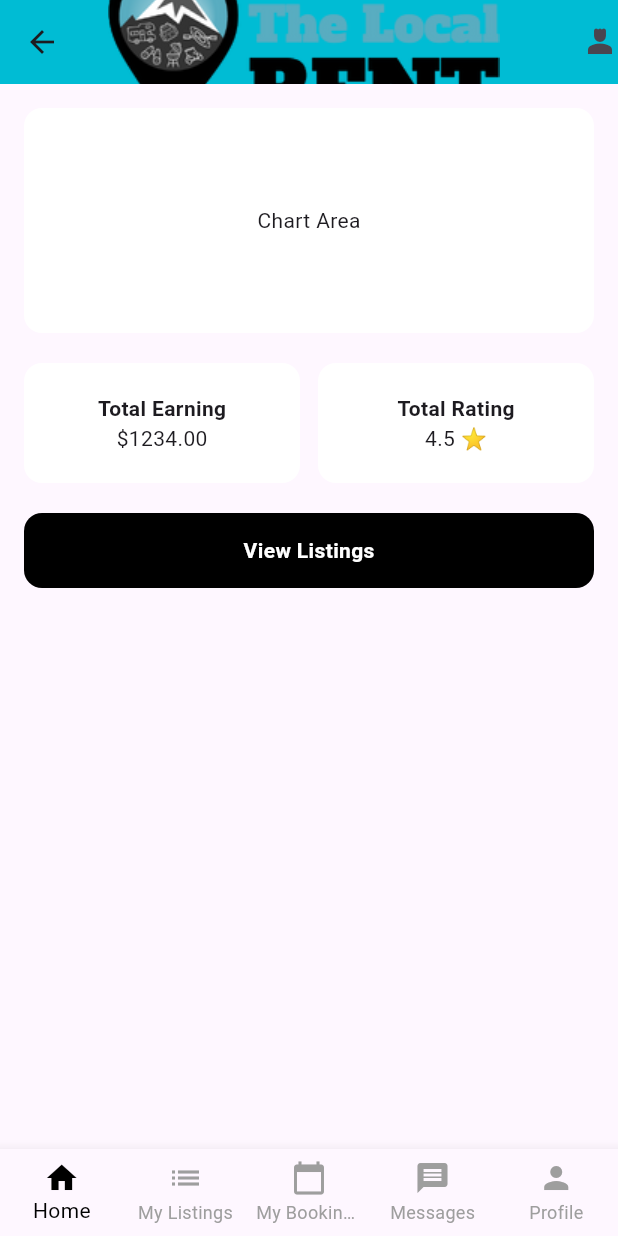
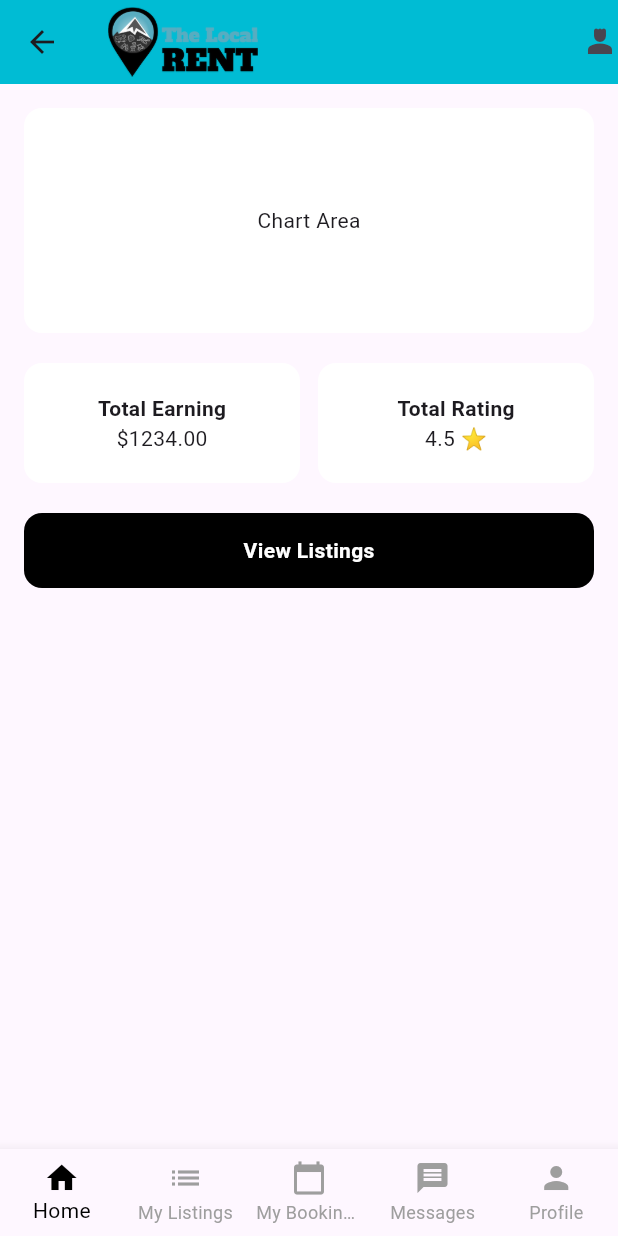
Before and after one commit to DevBeastTeam/rent, a Flutter app: the HomePage screen opened directly, on a phone screen of 412 x 824 dp. Run offline on Flutter 3.47's test engine with Material 3 defaults, Android fonts, the phone set to English and light mode, and no system bars.

Commit message:
appbar logo fixed

```diff
--- a/lib/home_page.dart
+++ b/lib/home_page.dart
@@ -22,7 +22,7 @@ class _HomePageState extends State<HomePage> {
     return Scaffold(
       appBar: AppBar(
         elevation: 0,
-        title: Image.asset("assets/logorent.png"),
+        title: Image.asset("assets/logorent.png", width: 100),
         actions: [Icon(Icons.person_4)],
       ),
 
--- a/lib/main.dart
+++ b/lib/main.dart
@@ -1,7 +1,5 @@
 import 'package:flutter/material.dart';
 import 'login.dart';
-import 'signup.dart';
-import 'home_page.dart';
 
 void main() {
   runApp(MyApp());
```
